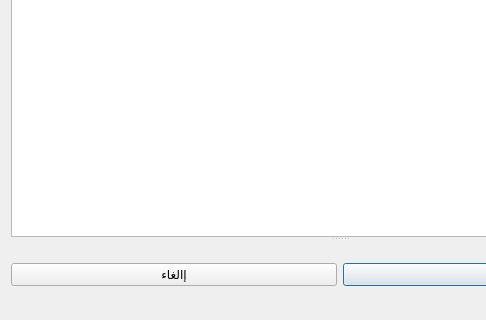
Above: print.ui from xman199775/jeanscar before the change; both pictures show x 0 to 486 and y 339 to 659 of the 680 by 659 pixel window. Below: the same form after it.
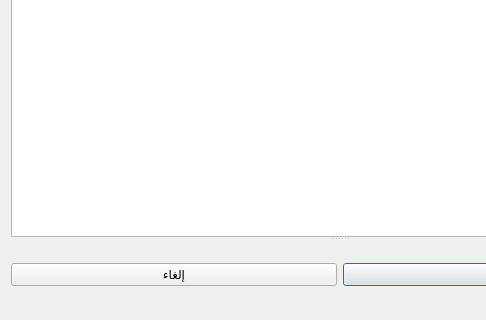
That is the form after the change. Icons and pictures are not drawn.

The edit to the form file:
```diff
--- a/print.ui
+++ b/print.ui
@@ -69,7 +69,7 @@
        <item>
         <widget class="QPushButton" name="cancel">
          <property name="text">
-          <string>إالغاء</string>
+          <string>إلغاء</string>
          </property>
          <property name="autoDefault">
           <bool>false</bool>
```
Left out of the diff: 34 changed lines with no effect on the pictures.
